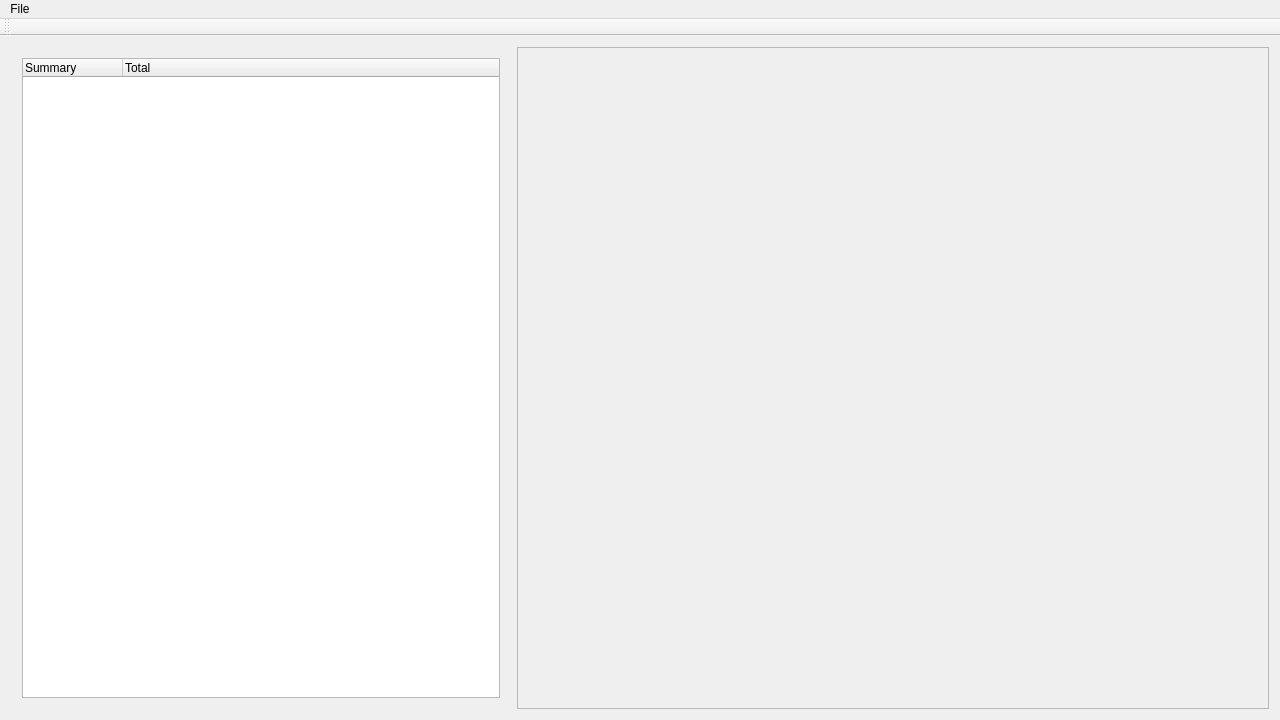
Above: mainwindow.ui from jpark651/Schulich-Dashboard-Project before the change. Below: the same form after it.
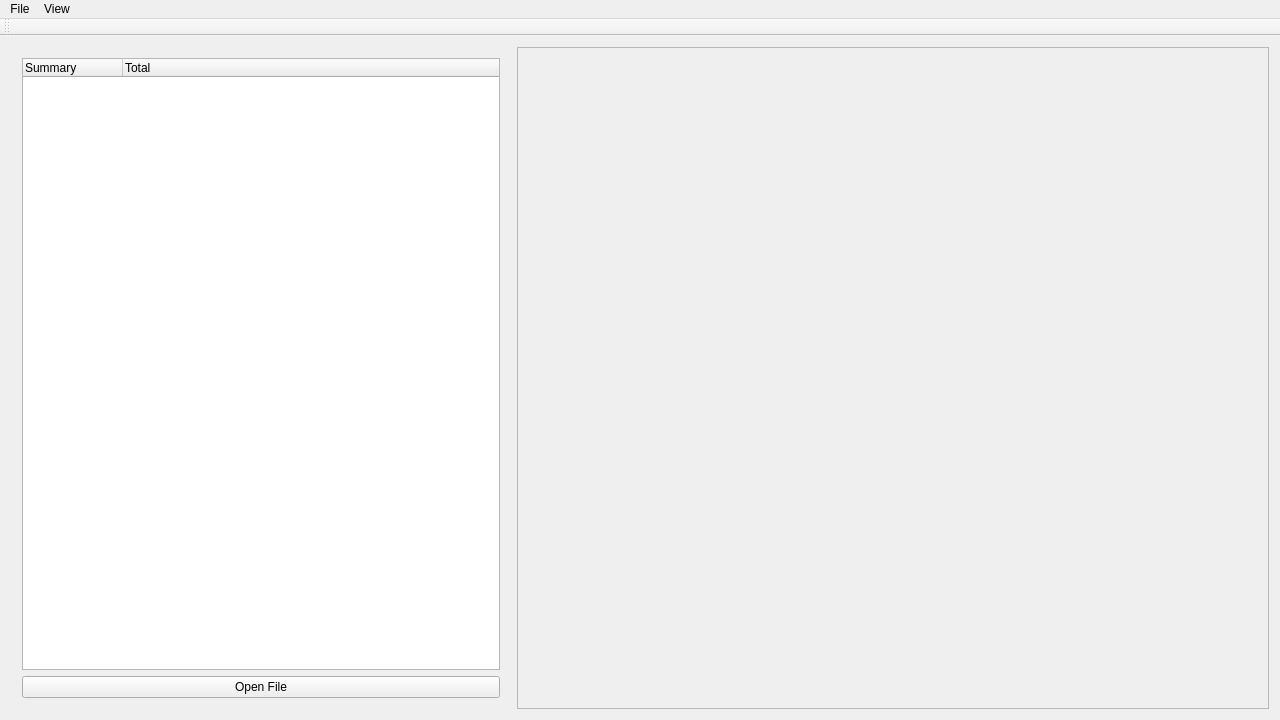
That is the form after the change.

Commit message: Added an open button to open a csv file.

The edit to the form file:
```diff
--- a/mainwindow.ui
+++ b/mainwindow.ui
@@ -41,7 +41,7 @@
         <height>16777215</height>
        </size>
       </property>
-      <layout class="QHBoxLayout" name="horizontalLayout_3">
+      <layout class="QVBoxLayout" name="verticalLayout">
        <item>
         <widget class="QTreeWidget" name="publicationTree">
          <property name="minimumSize">
@@ -71,6 +71,13 @@
          </column>
         </widget>
        </item>
+       <item>
+        <widget class="QPushButton" name="pushButton">
+         <property name="text">
+          <string>Open File</string>
+         </property>
+        </widget>
+       </item>
       </layout>
       <zorder>publicationTree</zorder>
       <zorder>publicationTree</zorder>
@@ -121,7 +128,14 @@
     <addaction name="separator"/>
     <addaction name="actionExit"/>
    </widget>
+   <widget class="QMenu" name="menuView">
+    <property name="title">
+     <string>View</string>
+    </property>
+    <addaction name="actionFullscreen"/>
+   </widget>
    <addaction name="menuFile"/>
+   <addaction name="menuView"/>
   </widget>
   <widget class="QToolBar" name="mainToolBar">
    <attribute name="toolBarArea">
```
Left out of the diff: 23 changed lines with no effect on the pictures. The commit also changes 3 other files.
